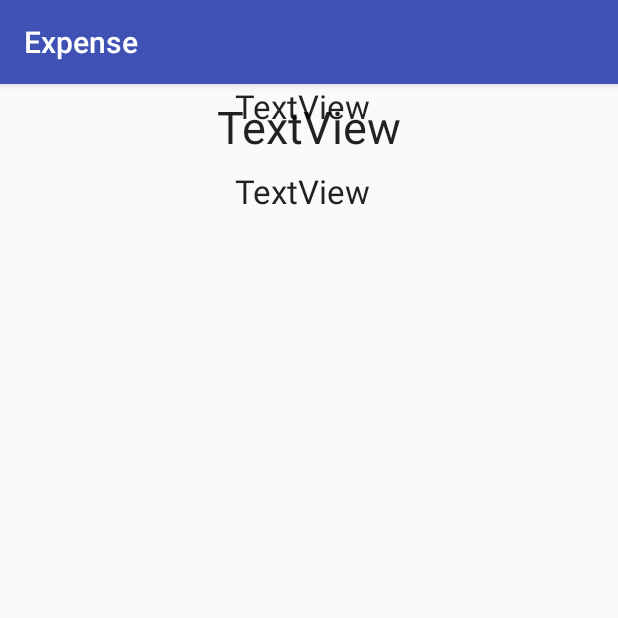
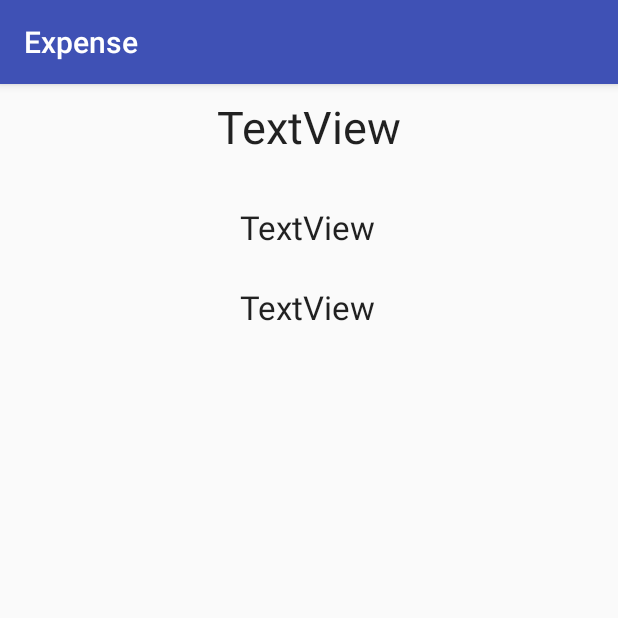
Before and after one commit to AM903103/Expense, an Android app: the DetailActivity screen opened directly, with no data from a screen before it, on a phone screen of 412 x 824 dp, the top half of it. Run offline under Robolectric (Android 15) with nearby library versions, the phone set to English and light mode, and no system bars; 3 statements that could not run were skipped.

Commit message:
DetailActivity implementation

```diff
--- a/app/src/main/java/com/gamma404/expense/DetailActivity.java
+++ b/app/src/main/java/com/gamma404/expense/DetailActivity.java
@@ -1,7 +1,9 @@
 package com.gamma404.expense;
 
+import android.os.Parcelable;
 import android.support.v7.app.AppCompatActivity;
 import android.os.Bundle;
+import android.widget.TextView;
 
 public class DetailActivity extends AppCompatActivity {
 
@@ -9,5 +11,9 @@ public class DetailActivity extends AppCompatActivity {
     protected void onCreate(Bundle savedInstanceState) {
         super.onCreate(savedInstanceState);
         setContentView(R.layout.activity_detail);
+        Expense expense = getIntent().getParcelableExtra("EXPENSE");
+        ((TextView)findViewById(R.id.detail_tv_date)).setText(expense.getDate());
+        ((TextView)findViewById(R.id.detail_tv_info)).setText(expense.getInfo());
+        ((TextView)findViewById(R.id.detail_tv_amount)).setText(expense.getAmount()+"");
     }
 }
--- a/app/src/main/res/layout/activity_detail.xml
+++ b/app/src/main/res/layout/activity_detail.xml
@@ -25,10 +25,11 @@
         android:layout_width="wrap_content"
         android:layout_height="wrap_content"
         android:layout_marginEnd="8dp"
-        android:layout_marginTop="8dp"
+        android:layout_marginTop="32dp"
         android:text="TextView"
         android:textAppearance="@style/TextAppearance.AppCompat.Large"
         app:layout_constraintEnd_toEndOf="@+id/detail_tv_date"
+        app:layout_constraintHorizontal_bias="0.652"
         app:layout_constraintStart_toStartOf="@+id/detail_tv_date"
         app:layout_constraintTop_toBottomOf="@+id/detail_tv_date" />
 
@@ -36,9 +37,11 @@
         android:id="@+id/detail_tv_amount"
         android:layout_width="wrap_content"
         android:layout_height="wrap_content"
+        android:layout_marginTop="24dp"
         android:text="TextView"
         android:textAppearance="@style/TextAppearance.AppCompat.Large"
         app:layout_constraintEnd_toEndOf="@+id/detail_tv_info"
+        app:layout_constraintHorizontal_bias="0.0"
         app:layout_constraintStart_toStartOf="@+id/detail_tv_info"
-        tools:layout_editor_absoluteY="100dp" />
+        app:layout_constraintTop_toBottomOf="@+id/detail_tv_info" />
 </android.support.constraint.ConstraintLayout>
```
